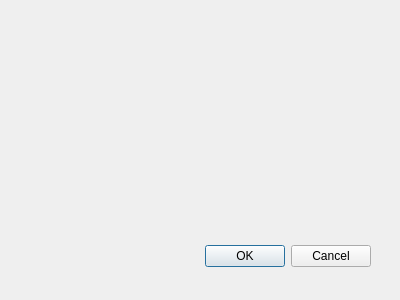
This is src/libtextosaurus/saurus/plugin-system/clipboard/clipboardimporter.ui in martinrotter/textosaurus as Qt 5 draws it before an edit. The edited form follows.
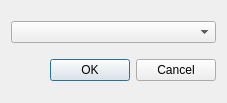
This is the edited form.

What changed in the file:
```diff
--- a/src/libtextosaurus/saurus/plugin-system/clipboard/clipboardimporter.ui
+++ b/src/libtextosaurus/saurus/plugin-system/clipboard/clipboardimporter.ui
@@ -8,22 +8,25 @@
    <rect>
     <x>0</x>
     <y>0</y>
-    <width>400</width>
-    <height>300</height>
+    <width>227</width>
+    <height>103</height>
    </rect>
   </property>
+  <property name="sizePolicy">
+   <sizepolicy hsizetype="Ignored" vsizetype="Ignored">
+    <horstretch>0</horstretch>
+    <verstretch>0</verstretch>
+   </sizepolicy>
+  </property>
   <property name="windowTitle">
    <string>Dialog</string>
   </property>
-  <widget name="buttonBox" class="QDialogButtonBox">
-   <property name="geometry">
-    <rect>
-     <x>30</x>
-     <y>240</y>
-     <width>341</width>
-     <height>32</height>
-    </rect>
-   </property>
+  <layout class="QGridLayout" name="gridLayout">
+   <item row="0" column="0">
+    <widget class="QComboBox" name="m_cmbOptions"/>
+   </item>
+   <item row="1" column="0">
+    <widget class="QDialogButtonBox" name="m_buttonBox">
    <property name="orientation">
     <enum>Qt::Horizontal</enum>
    </property>
@@ -31,6 +34,8 @@
     <set>QDialogButtonBox::Cancel|QDialogButtonBox::Ok</set>
    </property>
   </widget>
+   </item>
+  </layout>
  </widget>
  <pixmapfunction/>
  <resources/>
```
Left out of the diff: 16 changed lines with no effect on the pictures. Lines whose indentation alone changed are shown as unchanged.
